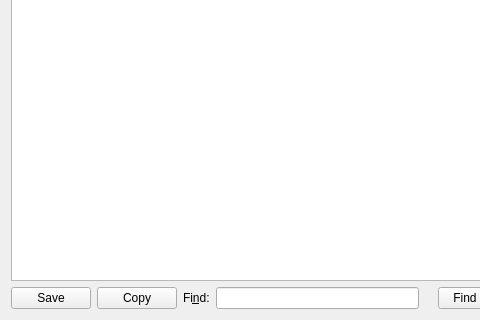
Old version of the form src/gui/logwindow.ui in the repository wilbert2000/wzplayer; both pictures show x 0 to 480 and y 221 to 541 of the 615 by 541 pixel window.
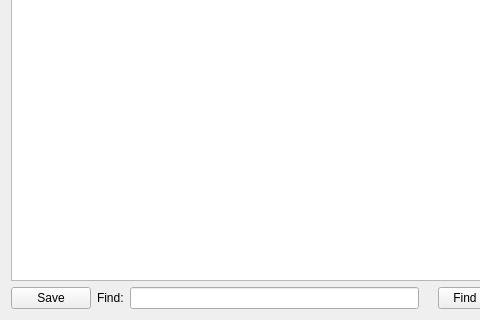
New version of the form.

Commit message: Remove copy button, make not found message red and fix tab behaviour

```diff
--- a/src/gui/logwindow.ui
+++ b/src/gui/logwindow.ui
@@ -45,20 +45,10 @@
        </property>
       </widget>
      </item>
-     <item>
-      <widget class="QPushButton" name="copyButton">
-       <property name="toolTip">
-        <string>Copy log to clipboard</string>
-       </property>
-       <property name="text">
-        <string>Copy</string>
-       </property>
-      </widget>
-     </item>
      <item>
       <widget class="QLabel" name="findLabel">
        <property name="text">
-        <string>Fi&amp;nd:</string>
+        <string>Find:</string>
        </property>
        <property name="buddy">
         <cstring>findEdit</cstring>
```
Left out of the diff: 14 changed lines with no effect on the pictures. The commit also changes 2 other files.
